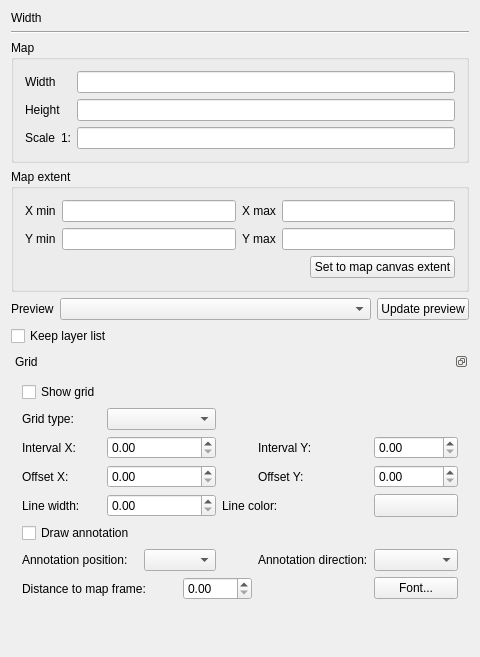
Qt form src/ui/qgscomposermapwidgetbase.ui (qgis/QGIS) before a commit.
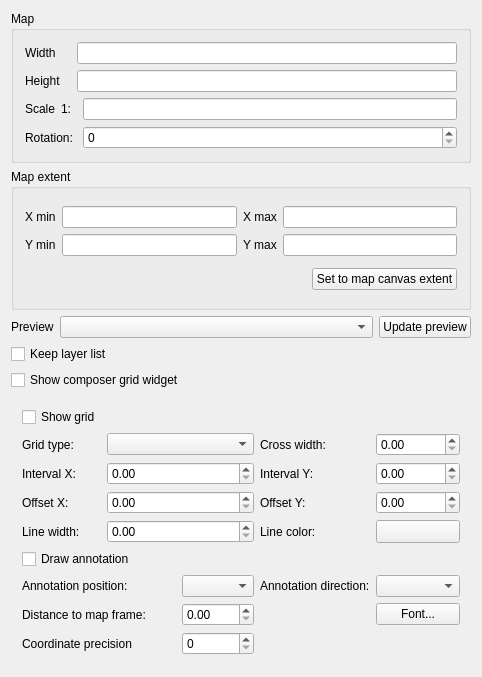
The same form after that commit. Custom widgets are drawn as their Qt base class.

What changed in the file:
```diff
--- a/src/ui/qgscomposermapwidgetbase.ui
+++ b/src/ui/qgscomposermapwidgetbase.ui
@@ -6,8 +6,8 @@
    <rect>
     <x>0</x>
     <y>0</y>
-    <width>472</width>
-    <height>657</height>
+    <width>482</width>
+    <height>677</height>
    </rect>
   </property>
   <property name="sizePolicy">
@@ -21,32 +21,6 @@
   </property>
   <layout class="QGridLayout" name="gridLayout_3">
    <item row="0" column="0">
-    <widget class="QLabel" name="textLabel1">
-     <property name="text">
-      <string>Width</string>
-     </property>
-     <property name="wordWrap">
-      <bool>true</bool>
-     </property>
-     <property name="buddy">
-      <cstring>mWidthLineEdit</cstring>
-     </property>
-    </widget>
-   </item>
-   <item row="1" column="0">
-    <widget class="Line" name="line1">
-     <property name="frameShape">
-      <enum>QFrame::HLine</enum>
-     </property>
-     <property name="frameShadow">
-      <enum>QFrame::Sunken</enum>
-     </property>
-     <property name="orientation">
-      <enum>Qt::Horizontal</enum>
-     </property>
-    </widget>
-   </item>
-   <item row="2" column="0">
     <widget class="QGroupBox" name="mMapGroupBox">
      <property name="title">
       <string>Map</string>
@@ -65,7 +39,7 @@
         </property>
        </widget>
       </item>
-      <item row="0" column="1">
+      <item row="0" column="1" colspan="2">
        <widget class="QLineEdit" name="mWidthLineEdit"/>
       </item>
       <item row="1" column="0">
@@ -75,7 +49,7 @@
         </property>
        </widget>
       </item>
-      <item row="1" column="1">
+      <item row="1" column="1" colspan="2">
        <widget class="QLineEdit" name="mHeightLineEdit"/>
       </item>
       <item row="2" column="0">
@@ -105,17 +79,31 @@
         </item>
        </layout>
       </item>
-      <item row="2" column="1">
+      <item row="2" column="2">
        <widget class="QLineEdit" name="mScaleLineEdit">
         <property name="inputMask">
          <string/>
         </property>
        </widget>
       </item>
+      <item row="3" column="0" colspan="2">
+       <widget class="QLabel" name="mRotationLabel">
+        <property name="text">
+         <string>Rotation:</string>
+        </property>
+       </widget>
+      </item>
+      <item row="3" column="2">
+       <widget class="QSpinBox" name="mRotationSpinBox">
+        <property name="maximum">
+         <number>359</number>
+        </property>
+       </widget>
+      </item>
      </layout>
     </widget>
    </item>
-   <item row="3" column="0">
+   <item row="1" column="0">
     <widget class="QGroupBox" name="mMapExtentGroupBox">
      <property name="title">
       <string>Map extent</string>
@@ -213,7 +201,7 @@
      </layout>
     </widget>
    </item>
-   <item row="4" column="0">
+   <item row="2" column="0">
     <layout class="QHBoxLayout" name="horizontalLayout_2">
      <item>
       <widget class="QLabel" name="mPreviewModeLabel">
@@ -247,25 +235,22 @@
      </item>
     </layout>
    </item>
-   <item row="5" column="0">
+   <item row="3" column="0">
     <widget class="QCheckBox" name="mKeepLayerListCheckBox">
      <property name="text">
       <string>Keep layer list</string>
      </property>
     </widget>
    </item>
-   <item row="6" column="0">
-    <widget class="QDockWidget" name="mGridDockWidget">
-     <property name="floating">
-      <bool>true</bool>
+   <item row="4" column="0">
+    <widget class="QCheckBox" name="mShowGridDialogCheckBox">
+     <property name="text">
+      <string>Show composer grid widget</string>
      </property>
-     <property name="features">
-      <set>QDockWidget::DockWidgetFloatable|QDockWidget::DockWidgetMovable</set>
-     </property>
-     <property name="windowTitle">
-      <string>Grid</string>
-     </property>
-     <widget class="QWidget" name="dockWidgetContents">
+    </widget>
+   </item>
+   <item row="5" column="0">
+    <widget class="QWidget" name="mGridWidget" native="true">
       <layout class="QGridLayout" name="gridLayout">
        <item row="0" column="0">
         <widget class="QCheckBox" name="mGridCheckBox">
@@ -281,9 +266,19 @@
          </property>
         </widget>
        </item>
-       <item row="1" column="1" colspan="3">
+      <item row="1" column="1" colspan="2">
         <widget class="QComboBox" name="mGridTypeComboBox"/>
        </item>
+      <item row="1" column="3">
+       <widget class="QLabel" name="mCrossWidthLabel">
+        <property name="text">
+         <string>Cross width:</string>
+        </property>
+       </widget>
+      </item>
+      <item row="1" column="4">
+       <widget class="QDoubleSpinBox" name="mCrossWidthSpinBox"/>
+      </item>
        <item row="2" column="0">
         <widget class="QLabel" name="mIntervalXLabel">
          <property name="text">
@@ -291,21 +286,21 @@
          </property>
         </widget>
        </item>
-       <item row="2" column="1" colspan="3">
+      <item row="2" column="1" colspan="2">
         <widget class="QDoubleSpinBox" name="mIntervalXSpinBox">
          <property name="maximum">
           <double>999999.000000000000000</double>
          </property>
         </widget>
        </item>
-       <item row="2" column="5">
+      <item row="2" column="3">
         <widget class="QLabel" name="mIntervalYLabel">
          <property name="text">
           <string>Interval Y:</string>
          </property>
         </widget>
        </item>
-       <item row="2" column="6">
+      <item row="2" column="4">
         <widget class="QDoubleSpinBox" name="mIntervalYSpinBox">
          <property name="maximum">
           <double>9999999.000000000000000</double>
@@ -319,21 +314,21 @@
          </property>
         </widget>
        </item>
-       <item row="3" column="1" colspan="3">
+      <item row="3" column="1" colspan="2">
         <widget class="QDoubleSpinBox" name="mOffsetXSpinBox">
          <property name="maximum">
           <double>9999999.000000000000000</double>
          </property>
         </widget>
        </item>
-       <item row="3" column="5">
+      <item row="3" column="3">
         <widget class="QLabel" name="mOffsetYLabel">
          <property name="text">
           <string>Offset Y:</string>
          </property>
         </widget>
        </item>
-       <item row="3" column="6">
+      <item row="3" column="4">
         <widget class="QDoubleSpinBox" name="mOffsetYSpinBox">
          <property name="maximum">
           <double>9999999.000000000000000</double>
@@ -347,17 +342,17 @@
          </property>
         </widget>
        </item>
-       <item row="4" column="1" colspan="3">
+      <item row="4" column="1" colspan="2">
         <widget class="QDoubleSpinBox" name="mLineWidthSpinBox"/>
        </item>
-       <item row="4" column="4" colspan="2">
+      <item row="4" column="3">
         <widget class="QLabel" name="mLineColorLabel">
          <property name="text">
           <string>Line color:</string>
          </property>
         </widget>
        </item>
-       <item row="4" column="6">
+      <item row="4" column="4">
         <widget class="QgsColorButton" name="mLineColorButton">
          <property name="sizePolicy">
           <sizepolicy hsizetype="Preferred" vsizetype="Preferred">
@@ -384,10 +379,10 @@
          </property>
         </widget>
        </item>
-       <item row="6" column="2" colspan="2">
+      <item row="6" column="2">
         <widget class="QComboBox" name="mAnnotationPositionComboBox"/>
        </item>
-       <item row="6" column="5">
+      <item row="6" column="3">
         <widget class="QLabel" name="mAnnotationDirectionLabel">
          <property name="frameShape">
           <enum>QFrame::NoFrame</enum>
@@ -397,42 +392,38 @@
          </property>
         </widget>
        </item>
-       <item row="6" column="6">
+      <item row="6" column="4">
         <widget class="QComboBox" name="mAnnotationDirectionComboBox"/>
        </item>
-       <item row="7" column="0" colspan="3">
+      <item row="7" column="0" colspan="2">
         <widget class="QLabel" name="mDistanceToFrameLabel">
          <property name="text">
           <string>Distance to map frame:</string>
          </property>
         </widget>
        </item>
-       <item row="7" column="3" colspan="2">
+      <item row="7" column="2">
         <widget class="QDoubleSpinBox" name="mDistanceToMapFrameSpinBox"/>
        </item>
-       <item row="7" column="6">
+      <item row="7" column="4">
         <widget class="QPushButton" name="mAnnotationFontButton">
          <property name="text">
           <string>Font...</string>
          </property>
         </widget>
        </item>
-      </layout>
-     </widget>
-    </widget>
-   </item>
-   <item row="7" column="0">
-    <spacer>
-     <property name="orientation">
-      <enum>Qt::Vertical</enum>
-     </property>
-     <property name="sizeHint" stdset="0">
-      <size>
-       <width>458</width>
-       <height>31</height>
-      </size>
-     </property>
-    </spacer>
+      <item row="8" column="0" colspan="2">
+       <widget class="QLabel" name="mCoordinatePrecisionLabel">
+        <property name="text">
+         <string>Coordinate precision</string>
+        </property>
+       </widget>
+      </item>
+      <item row="8" column="2">
+       <widget class="QSpinBox" name="mCoordinatePrecisionSpinBox"/>
+      </item>
+     </layout>
+    </widget>
    </item>
   </layout>
  </widget>
```
Lines whose indentation alone changed are shown as unchanged.
